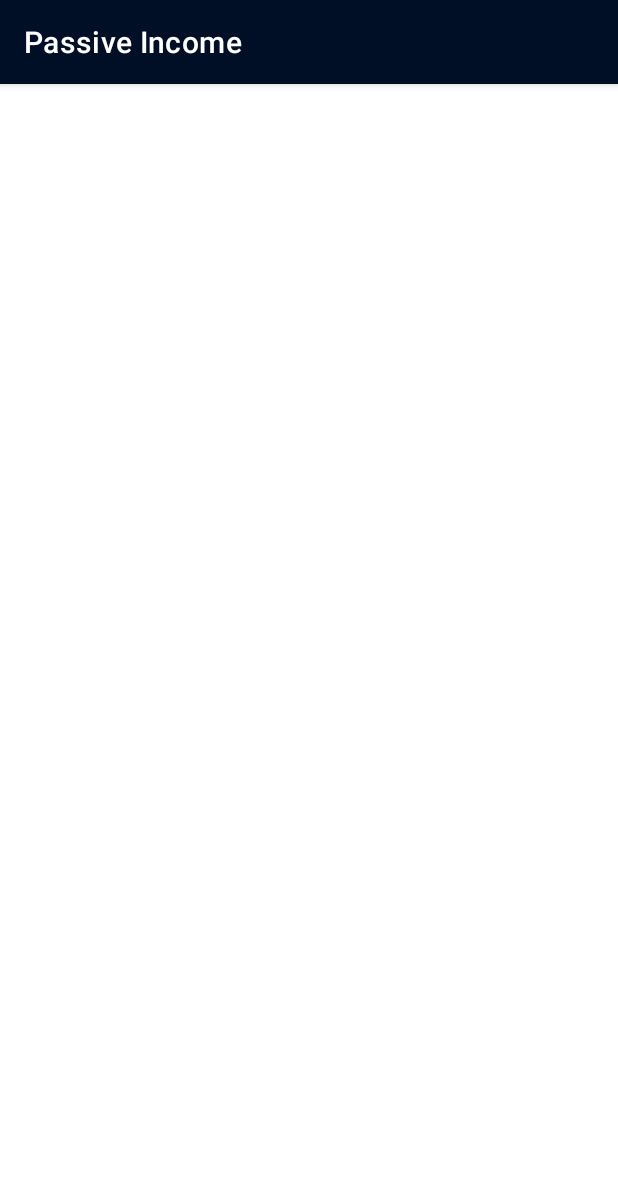
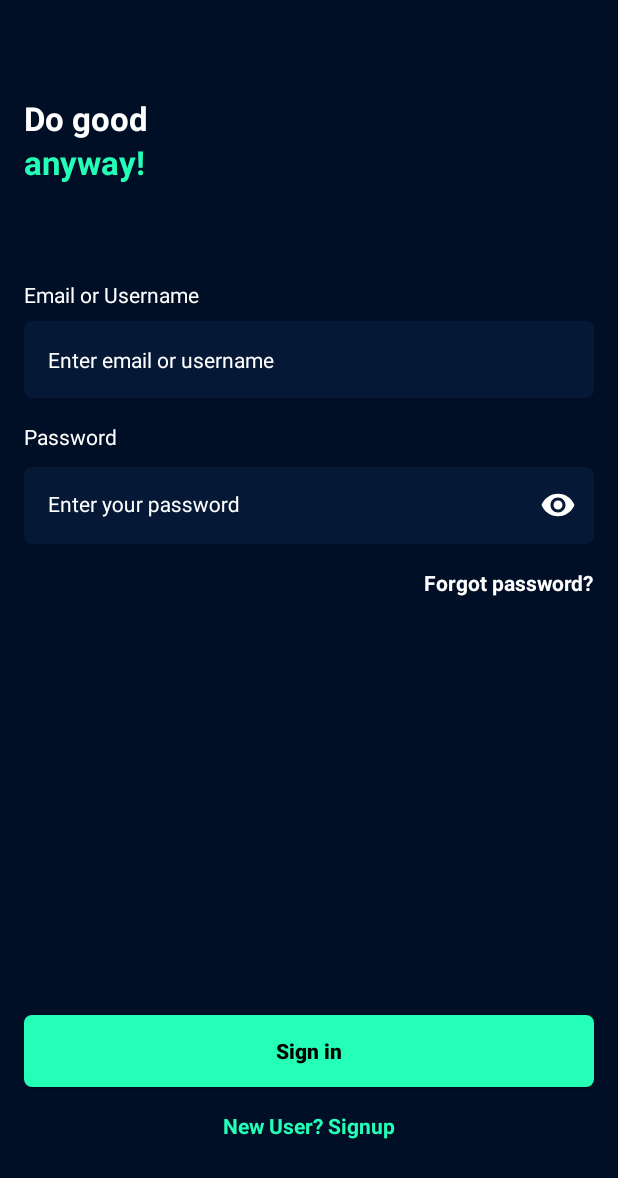
Before and after one commit to Mehboob-alam1/Passive_Income, an Android app: the LoginActivity screen opened directly, with no data from a screen before it, on a phone screen of 412 x 824 dp. Shown: the top 1178 px of the screen. Run offline under Robolectric (Android 15) with nearby library versions, the phone set to English and light mode, and no system bars.

Commit message:
Added some more lines

```diff
--- a/app/src/main/java/com/mehboob/passiveincome/ui/LoginActivity.java
+++ b/app/src/main/java/com/mehboob/passiveincome/ui/LoginActivity.java
@@ -2,15 +2,38 @@ package com.mehboob.passiveincome.ui;
 
 import androidx.appcompat.app.AppCompatActivity;
 
+import android.content.Intent;
 import android.os.Bundle;
+import android.widget.Toast;
 
 import com.mehboob.passiveincome.R;
+import com.mehboob.passiveincome.databinding.ActivityLoginBinding;
 
 public class LoginActivity extends AppCompatActivity {
+    private ActivityLoginBinding binding;
 
     @Override
     protected void onCreate(Bundle savedInstanceState) {
         super.onCreate(savedInstanceState);
-        setContentView(R.layout.activity_login);
+        binding = ActivityLoginBinding.inflate(getLayoutInflater());
+        setContentView(binding.getRoot());
+
+        binding.txtSignup.setOnClickListener(v -> {
+            startActivity(new Intent(LoginActivity.this,CreateAccountActivity.class));
+        });
+
+
+        binding.btnSingIn.setOnClickListener(v -> {
+            if (binding.etEmail.getText().toString().isEmpty())
+                Toast.makeText(this, "Email field cannot be empty", Toast.LENGTH_SHORT).show();
+            else if (binding.etpassword.getText().toString().isEmpty())
+                Toast.makeText(this, "Password field cannot be empty", Toast.LENGTH_SHORT).show();
+            else
+                singIn(binding.etEmail.getText().toString(),binding.etpassword.getText().toString());
+        });
+
+    }
+
+    private void singIn(String email, String password) {
     }
 }
--- /dev/null
+++ b/app/src/main/res/drawable/edittext_bg.xml
@@ -0,0 +1,7 @@
+<?xml version="1.0" encoding="utf-8"?>
+<shape xmlns:android="http://schemas.android.com/apk/res/android"
+    android:shape="rectangle">
+    <solid android:color="@color/darkcolorbg"/>
+    <corners android:radius="5dp"/>
+
+</shape>
--- a/app/src/main/res/layout/activity_login.xml
+++ b/app/src/main/res/layout/activity_login.xml
@@ -1,9 +1,150 @@
 <?xml version="1.0" encoding="utf-8"?>
 <androidx.constraintlayout.widget.ConstraintLayout xmlns:android="http://schemas.android.com/apk/res/android"
+
     xmlns:app="http://schemas.android.com/apk/res-auto"
     xmlns:tools="http://schemas.android.com/tools"
     android:layout_width="match_parent"
     android:layout_height="match_parent"
+    android:background="@color/darkcolor"
     tools:context=".ui.LoginActivity">
 
+
+    <TextView
+        android:id="@+id/txt_doGood"
+        android:layout_width="wrap_content"
+        android:layout_height="wrap_content"
+        android:layout_marginStart="16dp"
+        android:layout_marginTop="64dp"
+        android:text="Do good"
+        android:textColor="@color/white"
+        android:textStyle="bold"
+        android:textSize="22sp"
+        app:layout_constraintStart_toStartOf="parent"
+        app:layout_constraintTop_toTopOf="parent" />
+
+    <TextView
+        android:id="@+id/textView"
+        android:layout_width="wrap_content"
+        android:layout_height="wrap_content"
+        android:text="anyway!"
+        android:textColor="@color/purple"
+        android:textSize="22sp"
+        android:textStyle="bold"
+        app:layout_constraintStart_toStartOf="@+id/txt_doGood"
+        app:layout_constraintTop_toBottomOf="@id/txt_doGood" />
+
+    <LinearLayout
+
+        android:id="@+id/linearLayout"
+        android:layout_width="match_parent"
+        android:layout_height="wrap_content"
+        android:layout_marginStart="16dp"
+        android:layout_marginTop="64dp"
+        android:layout_marginEnd="16dp"
+        android:orientation="vertical"
+        app:layout_constraintEnd_toEndOf="parent"
+        app:layout_constraintStart_toStartOf="parent"
+        app:layout_constraintTop_toBottomOf="@+id/textView">
+
+        <TextView
+            android:layout_width="wrap_content"
+            android:layout_height="wrap_content"
+            android:text="Email or Username"
+            android:textColor="@color/white" />
+
+        <EditText
+            android:layout_width="match_parent"
+            android:layout_height="wrap_content"
+            android:id="@+id/etEmail"
+            android:layout_marginTop="8dp"
+            android:textColor="@color/white"
+            android:background="@drawable/edittext_bg"
+            android:hint="Enter email or username"
+            android:padding="16dp"
+            android:textColorHint="@color/white"
+            android:textSize="14sp" />
+
+        <TextView
+            android:layout_width="wrap_content"
+            android:layout_height="wrap_content"
+            android:layout_marginTop="16dp"
+            android:text="Password"
+            android:textColor="@color/white" />
+
+
+
+        <com.google.android.material.textfield.TextInputLayout
+            android:layout_width="match_parent"
+            android:layout_height="wrap_content"
+            android:textColorHint="@color/white"
+            app:passwordToggleEnabled="true"
+            app:passwordToggleTint="@color/white"
+            android:hint="Enter your password">
+            <com.google.android.material.textfield.TextInputEditText
+                android:layout_width="match_parent"
+                android:layout_height="match_parent"
+                android:id="@+id/etpassword"
+                android:background="@drawable/edittext_bg"
+                android:inputType="textPassword"
+                android:textColor="@color/white"
+                android:textColorHint="@color/white"
+
+                android:textSize="14sp"
+                android:padding="16dp"/>
+
+        </com.google.android.material.textfield.TextInputLayout>
+
+
+
+
+
+    </LinearLayout>
+
+    <TextView
+        android:id="@+id/txtForgotPassword"
+        android:layout_width="wrap_content"
+        android:layout_height="wrap_content"
+        android:layout_marginTop="16dp"
+        android:layout_marginEnd="16dp"
+        android:text="Forgot password?"
+        android:textColor="@color/white"
+        android:textStyle="bold"
+        app:layout_constraintEnd_toEndOf="parent"
+        app:layout_constraintTop_toBottomOf="@+id/linearLayout" />
+
+    <LinearLayout
+        android:layout_width="match_parent"
+        android:layout_height="wrap_content"
+
+        android:layout_marginStart="16dp"
+        android:layout_marginEnd="16dp"
+        android:layout_marginBottom="64dp"
+        android:orientation="vertical"
+        app:layout_constraintBottom_toBottomOf="parent"
+        app:layout_constraintEnd_toEndOf="parent"
+        app:layout_constraintStart_toStartOf="parent">
+
+
+        <androidx.appcompat.widget.AppCompatButton
+            android:layout_width="match_parent"
+            android:layout_height="wrap_content"
+            android:id="@+id/btnSingIn"
+            android:background="@drawable/btn_background"
+            android:text="Sign in"
+            android:textAllCaps="false"
+            android:textColor="@color/black"
+            android:textStyle="bold" />
+
+        <TextView
+            android:id="@+id/txt_signup"
+            android:layout_width="match_parent"
+            android:layout_height="wrap_content"
+            android:layout_marginTop="16dp"
+            android:text="New User? Signup"
+            android:textAlignment="center"
+            android:textColor="@color/purple"
+            android:textStyle="bold"/>
+
+    </LinearLayout>
+
 </androidx.constraintlayout.widget.ConstraintLayout>
--- a/app/src/main/res/values/colors.xml
+++ b/app/src/main/res/values/colors.xml
@@ -10,6 +10,7 @@
     <color name="black">#FF000000</color>
     <color name="white">#FFFFFFFF</color>
 <color name="darkcolor">#000F26</color>
+<color name="darkcolorbg">#051835</color>
 
     <color name="colorPrimary">#FFFFFF</color>
     <color name="colorPrimaryDark">#CCCCCC</color>
--- a/app/src/main/res/values/themes.xml
+++ b/app/src/main/res/values/themes.xml
@@ -8,7 +8,7 @@
         <!-- Secondary brand color. -->
         <item name="colorSecondary">@color/darkcolor</item>
         <item name="colorSecondaryVariant">@color/darkcolor</item>
-        <item name="colorOnSecondary">@color/black</item>
+        <item name="colorOnSecondary">@color/white</item>
         <!-- Status bar color. -->
         <item name="android:statusBarColor">?attr/colorPrimaryVariant</item>
         <!-- Customize your theme here. -->
```
Also changed, not shown: app/src/main/AndroidManifest.xml (+10 -1 lines), app/src/main/java/com/mehboob/passiveincome/ui/CreateAccountActivity.java (added, +28 -0 lines), app/src/main/res/layout/activity_create_account.xml (added, +239 -0 lines), app/src/main/res/drawable/img_back.png (added).
